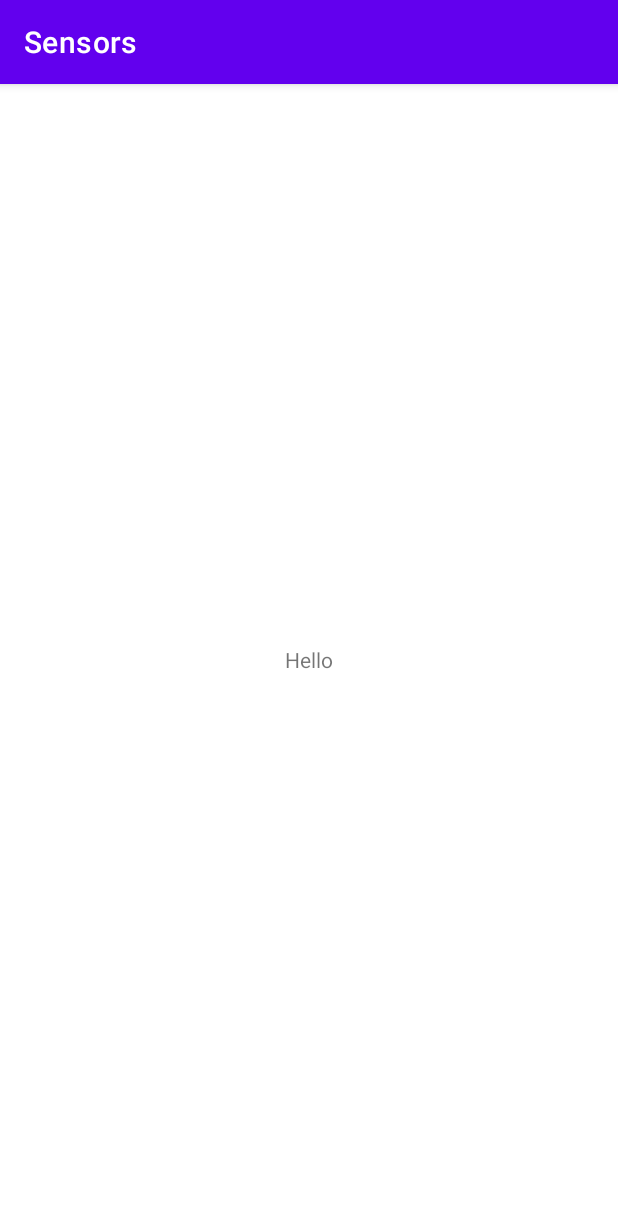
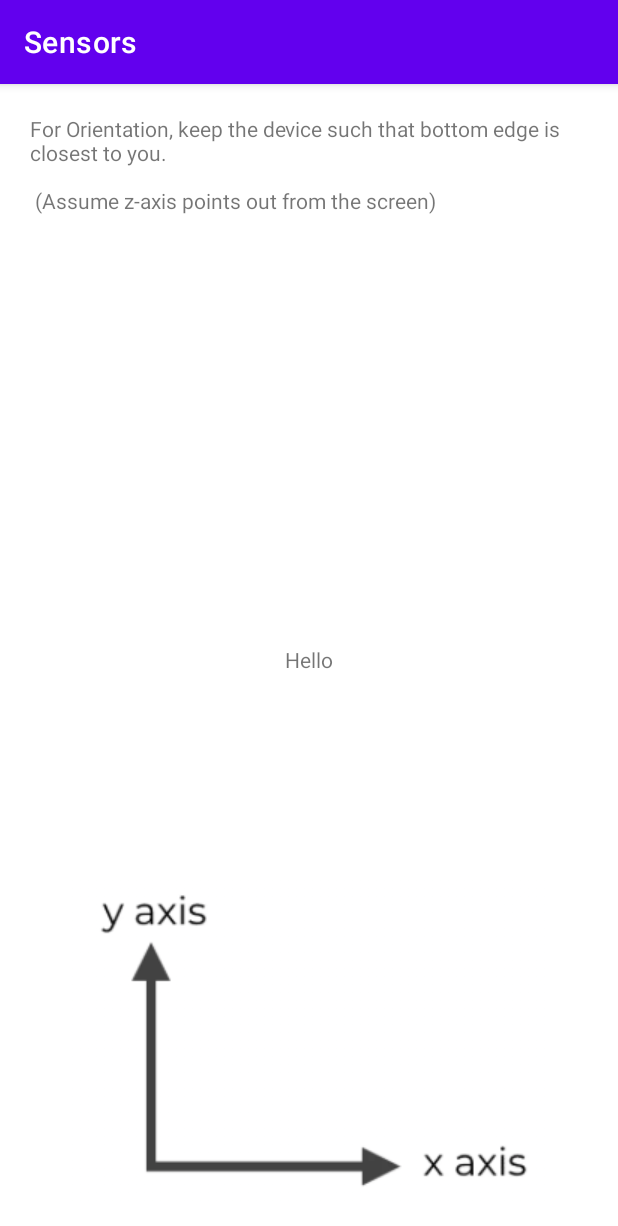
Before and after one commit to Vishesh20155/Mobile-Computing, an Android app: the screen it shows after launch (OrientationActivity), after a tap on "ORIENT PHONE", on a phone screen of 412 x 824 dp. Shown: the top 1226 px of the screen. Run offline under Robolectric (Android 15) with nearby library versions, the phone set to English and light mode, and no system bars; our stand-ins replace Room's generated code.

Commit message:
Orientation Activity

```diff
--- a/app/build.gradle
+++ b/app/build.gradle
@@ -1,6 +1,7 @@
 plugins {
     id 'com.android.application'
     id 'org.jetbrains.kotlin.android'
+    id 'kotlin-kapt'
 }
 
 android {
@@ -34,6 +35,11 @@ android {
 
 dependencies {
 
+    def room_version = "2.4.0"
+
+    implementation "androidx.room:room-runtime:$room_version"
+    kapt "androidx.room:room-compiler:$room_version"
+
     implementation 'androidx.core:core-ktx:1.7.0'
     implementation 'androidx.appcompat:appcompat:1.6.1'
     implementation 'com.google.android.material:material:1.8.0'
--- /dev/null
+++ b/app/src/main/java/com/example/sensors/LightDao.kt
@@ -0,0 +1,10 @@
+package com.example.sensors
+
+import androidx.room.Dao
+import androidx.room.Insert
+
+@Dao
+interface LightDao {
+    @Insert
+    fun insert(lightSensorData: LightSensorData)
+}
--- a/app/src/main/java/com/example/sensors/MainActivity.kt
+++ b/app/src/main/java/com/example/sensors/MainActivity.kt
@@ -11,6 +11,11 @@ import android.os.Bundle
 import android.widget.Button
 import android.widget.TextView
 import android.widget.ToggleButton
+import androidx.lifecycle.ViewModel
+import androidx.room.Room
+import kotlinx.coroutines.CoroutineScope
+import kotlinx.coroutines.Dispatchers
+import kotlinx.coroutines.launch
 
 class MainActivity : AppCompatActivity(), SensorEventListener {
 
@@ -24,7 +29,16 @@ class MainActivity : AppCompatActivity(), SensorEventListener {
     private lateinit var tvLight: TextView
     private lateinit var toggleLight: ToggleButton
 
+    private var geoMagRotVecSensor: Sensor? = null
+    private lateinit var tvGeoMagRotVec0: TextView
+    private lateinit var tvGeoMagRotVec1: TextView
+    private lateinit var tvGeoMagRotVec2: TextView
+    private lateinit var tvGeoMagRotVec3: TextView
+    private lateinit var toggleGeoMatRotVec: ToggleButton
+
     private lateinit var btnOrient: Button
+
+    private lateinit var db: SensorDatabase
 
     public override fun onCreate(savedInstanceState: Bundle?) {
         super.onCreate(savedInstanceState)
@@ -33,6 +47,7 @@ class MainActivity : AppCompatActivity(), SensorEventListener {
         sensorManager = getSystemService(Context.SENSOR_SERVICE) as SensorManager
         proximitySensor = sensorManager.getDefaultSensor(Sensor.TYPE_PROXIMITY)
         lightSensor = sensorManager.getDefaultSensor(Sensor.TYPE_LIGHT)
+        geoMagRotVecSensor = sensorManager.getDefaultSensor(Sensor.TYPE_GEOMAGNETIC_ROTATION_VECTOR)
 
         btnOrient = findViewById(R.id.btn_orient)
         btnOrient.setOnClickListener {
@@ -42,6 +57,10 @@ class MainActivity : AppCompatActivity(), SensorEventListener {
 
         tvProximity = findViewById(R.id.tv_proximity)
         tvLight = findViewById(R.id.tv_light)
+        tvGeoMagRotVec0 = findViewById(R.id.tv_geomagnetic_0)
+        tvGeoMagRotVec1 = findViewById(R.id.tv_geomagnetic_1)
+        tvGeoMagRotVec2 = findViewById(R.id.tv_geomagnetic_2)
+        tvGeoMagRotVec3 = findViewById(R.id.tv_geomagnetic_3)
 
         toggleProximity = findViewById(R.id.toggle_proximity)
         toggleProximity.setOnCheckedChangeListener { _, isChecked ->
@@ -66,6 +85,26 @@ class MainActivity : AppCompatActivity(), SensorEventListener {
                 tvLight.text = "Disabled"
             }
         }
+
+        toggleGeoMatRotVec = findViewById(R.id.toggle_geomagnetic)
+        toggleGeoMatRotVec.setOnCheckedChangeListener { _, isChecked ->
+            if(isChecked) {
+                sensorManager.registerListener(this, geoMagRotVecSensor, SensorManager.SENSOR_DELAY_NORMAL)
+            }
+            else {
+                sensorManager.unregisterListener(this, geoMagRotVecSensor)
+                tvGeoMagRotVec0.text = "Disabled"
+                tvGeoMagRotVec1.text = "Disabled"
+                tvGeoMagRotVec2.text = "Disabled"
+                tvGeoMagRotVec3.text = "Disabled"
+            }
+        }
+
+        db = Room.databaseBuilder(
+            applicationContext,
+            SensorDatabase::class.java,
+            "Sensor-db"
+        ).build()
     }
 
     override fun onAccuracyChanged(sensor: Sensor, accuracy: Int) {
@@ -76,10 +115,28 @@ class MainActivity : AppCompatActivity(), SensorEventListener {
         if (event.sensor.type == Sensor.TYPE_PROXIMITY) {
             val distance = event.values[0]
             tvProximity.text = distance.toString()
+
+            val proximityDao = db.proximityDao()
+//            proximityDao.insert(ProximitySensorData(0, distance))
+            CoroutineScope(Dispatchers.IO).launch {
+                proximityDao.insert(ProximitySensorData(0, distance))
+            }
         }
         if (event.sensor.type == Sensor.TYPE_LIGHT) {
             val light = event.values[0]
             tvLight.text = light.toString()
+            val lightDao = db.lightDao()
+            CoroutineScope(Dispatchers.IO).launch {
+                lightDao.insert(LightSensorData(0, light))
+            }
+        }
+
+        if (event.sensor.type == Sensor.TYPE_GEOMAGNETIC_ROTATION_VECTOR) {
+            val geomag = event.values
+//            tvGeoMagRotVec0.text = geomag[0].toString()
+            tvGeoMagRotVec1.text = geomag[1].toString()
+//            tvGeoMagRotVec2.text = geomag[2].toString()
+//            tvGeoMagRotVec3.text = geomag[3].toString()
         }
         // Do something with this sensor data.
     }
--- a/app/src/main/java/com/example/sensors/OrientationActivity.kt
+++ b/app/src/main/java/com/example/sensors/OrientationActivity.kt
@@ -7,18 +7,18 @@ import android.hardware.SensorEventListener
 import android.hardware.SensorManager
 import androidx.appcompat.app.AppCompatActivity
 import android.os.Bundle
+import android.view.View
 import android.widget.TextView
+import kotlin.math.abs
 
 class OrientationActivity : AppCompatActivity(), SensorEventListener {
 
     private var isAligned = false
-    private var azimuth = 0f
-    private var targetAzimuth = 0f
+    private var isRegistered: Boolean = false
 
-    private lateinit var rotationMatrix: FloatArray
-    private lateinit var orientation: FloatArray
 //    private lateinit var compassView: ImageView
     private lateinit var tvGeoma: TextView
+    private lateinit var tvSuccess: TextView
 
     private lateinit var sensorManager: SensorManager
     private var geomagSensor: Sensor? = null
@@ -26,42 +26,54 @@ class OrientationActivity : AppCompatActivity(), SensorEventListener {
         super.onCreate(savedInstanceState)
         setContentView(R.layout.activity_orientation)
 
-        rotationMatrix = FloatArray(9)
-        orientation = FloatArray(3)
+//        rotationMatrix = FloatArray(9)
+//        orientation = FloatArray(3)
 
         // Get references to the compass and feedback views
 //        compassView = findViewById(R.id.compass_view)
         tvGeoma = findViewById(R.id.tv_geomag)
+        tvSuccess = findViewById(R.id.tv_success)
         sensorManager = getSystemService(Context.SENSOR_SERVICE) as SensorManager
         geomagSensor = sensorManager.getDefaultSensor(Sensor.TYPE_GEOMAGNETIC_ROTATION_VECTOR)
     }
 
     override fun onSensorChanged(event: SensorEvent?) {
         if (event?.sensor?.type == Sensor.TYPE_GEOMAGNETIC_ROTATION_VECTOR) {
-//            SensorManager.getRotationMatrixFromVector(rotationMatrix, event.values)
-//            SensorManager.getOrientation(rotationMatrix, orientation)
-//
-//            azimuth = Math.toDegrees(orientation[0].toDouble()).toFloat()
-//            val declination = getMagneticDeclination()
-//            targetAzimuth = azimuth + declination
-//
-////            compassView.rotation = -azimuth
-//
-//            // Check if the device is aligned with the magnetic north pole
-//            if (!isAligned && abs(azimuth - targetAzimuth) < 5f) {
-//                isAligned = true
-//                feedbackView.text = "Success! Your phone is aligned with Earth's frame of reference."
-//            } else if (!isAligned) {
-//                // Calculate the rotation needed to align the device with the magnetic north pole
-//                val diff = (targetAzimuth - azimuth + 360f) % 360f
-//                val direction = if (diff > 180f) "right" else "left"
-//                val angle = min(diff, 360f - diff)
-//                val message = "Rotate $angle° $direction to align with Earth's frame of reference."
-//                feedbackView.text = message
-//            }
+            val rotationVector = event.values
 
-            val rotationVector = event.values
-            tvGeoma.text = rotationVector.size.toString()
+            val rotationMatrix = FloatArray(9)
+            val orientation = FloatArray(3)
+            SensorManager.getRotationMatrixFromVector(rotationMatrix, rotationVector)
+            SensorManager.getOrientation(rotationMatrix, orientation)
+
+            val z_orientation = Math.toDegrees(orientation[0].toDouble()).toFloat()
+            val x_orientation = Math.toDegrees(orientation[1].toDouble()).toFloat()
+            val y_orientation = Math.toDegrees(orientation[2].toDouble()).toFloat()
+
+//            tvGeoma.text = rotationVector.size.toString() +
+//                    "\n" + azimuthDegrees +
+//                    "\n" + pitchDegrees +
+//                    "\n" + rollDegrees +
+//                    "\n" + rotationVector[3] +
+//                    "\n" + rotationVector[4]
+
+            if (abs(z_orientation) <= 2) {
+                var direction = "left"
+                if(z_orientation<0) direction = "right"
+                tvGeoma.text = "Rotate the phone around z-axis towards $direction by ${abs(z_orientation)} deg"
+            }
+            else if (abs(x_orientation) <= 2) {
+
+            }
+            else if (abs(y_orientation) <= 2) {
+
+            }
+            else {
+                tvSuccess.visibility = View.VISIBLE
+                tvGeoma.visibility = View.GONE
+                sensorManager.unregisterListener(this)
+                isRegistered = false
+            }
         }
     }
 
@@ -77,11 +89,13 @@ class OrientationActivity : AppCompatActivity(), SensorEventListener {
         geomagSensor?.also { sensor ->
             sensorManager.registerListener(this, sensor, SensorManager.SENSOR_DELAY_NORMAL)
         }
+        isRegistered = true
     }
 
     override fun onPause() {
         super.onPause()
-        sensorManager.unregisterListener(this)
+        if (isRegistered)
+            sensorManager.unregisterListener(this)
     }
 
 }
--- /dev/null
+++ b/app/src/main/java/com/example/sensors/ProximityDao.kt
@@ -0,0 +1,10 @@
+package com.example.sensors
+
+import androidx.room.Dao
+import androidx.room.Insert
+
+@Dao
+interface ProximityDao {
+    @Insert
+    fun insert(proximitySensorData: ProximitySensorData)
+}
--- /dev/null
+++ b/app/src/main/java/com/example/sensors/SensorDatabase.kt
@@ -0,0 +1,10 @@
+package com.example.sensors
+
+import androidx.room.Database
+import androidx.room.RoomDatabase
+
+@Database(entities = [ProximitySensorData::class, LightSensorData::class], version = 1)
+abstract class SensorDatabase: RoomDatabase() {
+    abstract fun proximityDao(): ProximityDao
+    abstract fun lightDao(): LightDao
+}
--- a/app/src/main/res/layout/activity_orientation.xml
+++ b/app/src/main/res/layout/activity_orientation.xml
@@ -7,11 +7,40 @@
     tools:context=".OrientationActivity">
 
     <TextView
+        android:id="@+id/tv_inst"
+        android:layout_width="match_parent"
+        android:layout_height="wrap_content"
+        android:layout_margin="20dp"
+        android:text="For Orientation, keep the device such that bottom edge is closest to you. \n\n (Assume z-axis points out from the screen)"/>
+
+    <TextView
+        android:id="@+id/tv_success"
+        android:layout_width="wrap_content"
+        android:layout_height="wrap_content"
+        android:layout_below="@+id/tv_inst"
+        android:layout_centerHorizontal="true"
+        android:textSize="20sp"
+        android:background="#7CFC00"
+        android:textStyle="bold"
+        android:text="SUCCESSFULLY ORIENTED!!"
+        android:visibility="gone"/>
+
+    <TextView
         android:id="@+id/tv_geomag"
         android:layout_width="wrap_content"
         android:layout_height="wrap_content"
         android:layout_centerInParent="true"
-        android:text="Hello"/>
+        android:text="Hello" />
+
+    <ImageView
+        android:layout_width="wrap_content"
+        android:layout_height="wrap_content"
+        android:layout_alignParentBottom="true"
+        android:layout_centerHorizontal="true"
+        android:layout_marginBottom="20dp"
+        android:src="@drawable/axes"/>
+
+
 
 
 </RelativeLayout>
```
Also changed, not shown: app/src/main/java/com/example/sensors/LightSensorData.kt (added, +11 -0 lines), app/src/main/java/com/example/sensors/ProximitySensorData.kt (added, +11 -0 lines), app/src/main/res/layout/activity_main.xml (+63 -4 lines), app/src/main/res/drawable/axes.png (added).
